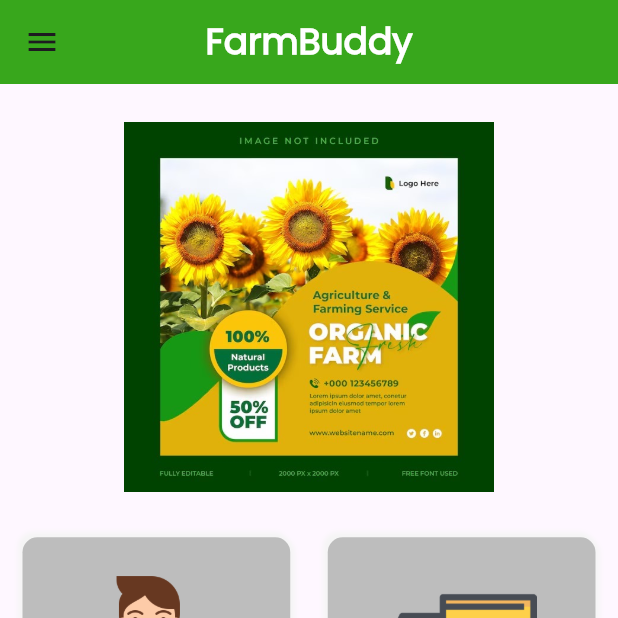
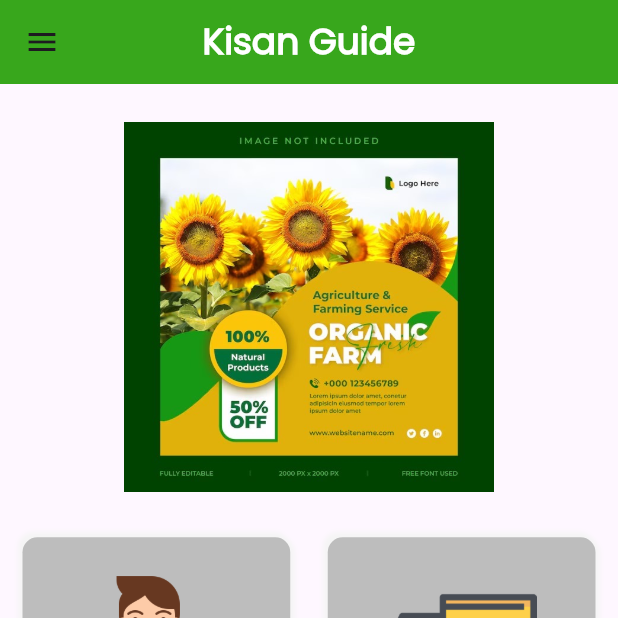
Before and after one commit to nandanmagdum/Farm-Buddy-App, a Flutter app: the HomePage screen opened directly, on a phone screen of 412 x 824 dp, the top half of it. Run offline on Flutter 3.47's test engine with Material 3 defaults, Android fonts, the phone set to English and light mode, and no system bars; drawn by our look-alikes of carousel_slider; our stand-ins replace dio, firebase_core, firebase_storage, flutter_riverpod, flutter_screenutil, flutter_spinkit and 6 more; accounts and stored records are empty.

Commit message:
appname changed

```diff
--- a/lib/home_page.dart
+++ b/lib/home_page.dart
@@ -223,9 +223,12 @@ class _HomePageState extends State<HomePage> {
                   title: const Text("Tourism"),
                 ),
               ),
-              const Card(
+              Card(
                 child: ListTile(
-
+                  onTap: () {
+                    Navigator.push(context,
+                        MaterialPageRoute(builder: (context) => GEMINI()));
+                  },
                   leading: Icon(Icons.equalizer_outlined),
                   title: Text("Chat Bot"),
                 ),
@@ -260,7 +263,7 @@ class _HomePageState extends State<HomePage> {
         //     icon: const Icon(Icons.menu, color: Colors.white)),
         backgroundColor: primary_green,
         centerTitle: true,
-        title: Text("FarmBuddy",
+        title: Text("Kisan Guide",
             style: Theme.of(context)
                 .textTheme
                 .headlineSmall
--- a/lib/splash_screen.dart
+++ b/lib/splash_screen.dart
@@ -55,7 +55,7 @@ class _SplashScreenState extends State<SplashScreen>
                 ),
                 Opacity(
                   opacity: value / 500,
-                  child: Text("FarmBuddy",
+                  child: Text("Kisan Guide",
                       style: Theme.of(context)
                           .textTheme
                           .headlineLarge
```
Also changed, not shown: 1 other file.
